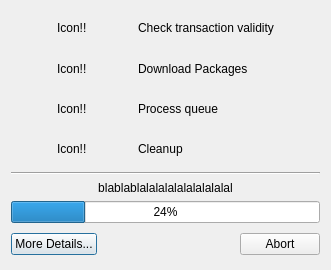
This is trunk/ui/transactionDialog.ui in drf/shaman1 as Qt 5 draws it before an edit. The edited form follows.
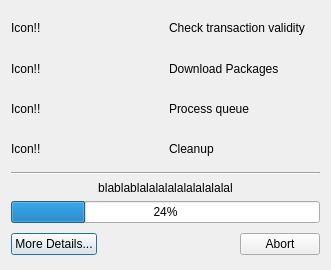
This is the edited form.

Commit message: Remove the Spacers, which are making the layout a bit bad :(

```diff
--- a/trunk/ui/transactionDialog.ui
+++ b/trunk/ui/transactionDialog.ui
@@ -71,45 +71,6 @@
        </property>
       </widget>
      </item>
-     <item row="1" column="0" >
-      <spacer>
-       <property name="orientation" >
-        <enum>Qt::Horizontal</enum>
-       </property>
-       <property name="sizeHint" >
-        <size>
-         <width>40</width>
-         <height>20</height>
-        </size>
-       </property>
-      </spacer>
-     </item>
-     <item row="1" column="2" >
-      <spacer>
-       <property name="orientation" >
-        <enum>Qt::Horizontal</enum>
-       </property>
-       <property name="sizeHint" >
-        <size>
-         <width>40</width>
-         <height>20</height>
-        </size>
-       </property>
-      </spacer>
-     </item>
-     <item row="1" column="4" >
-      <spacer>
-       <property name="orientation" >
-        <enum>Qt::Horizontal</enum>
-       </property>
-       <property name="sizeHint" >
-        <size>
-         <width>40</width>
-         <height>20</height>
-        </size>
-       </property>
-      </spacer>
-     </item>
     </layout>
    </item>
    <item row="1" column="0" >
```
